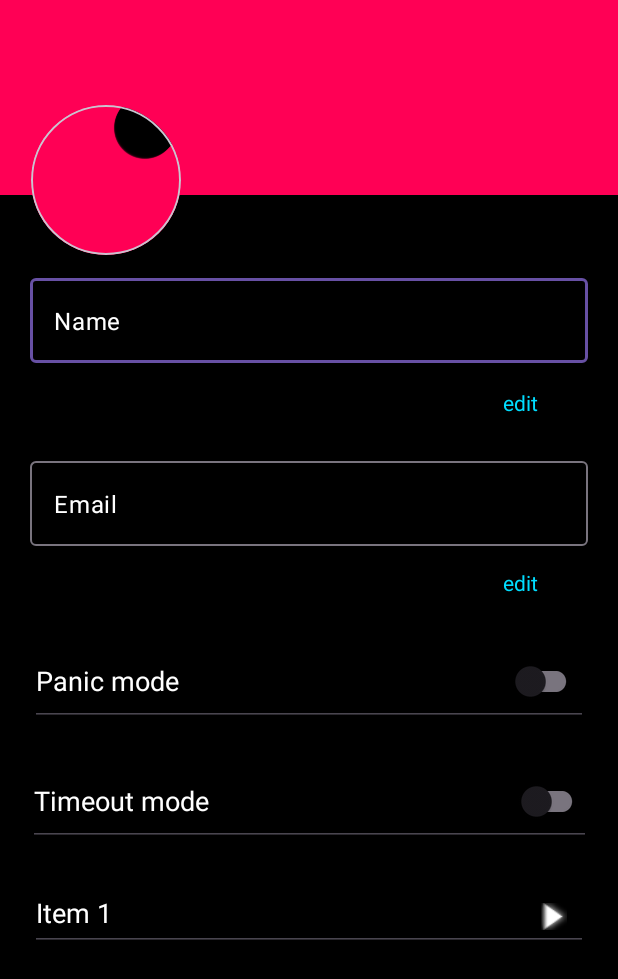
After one commit to Artix67/GetItDoneOrElse, an Android app: the layout setting_kevin.xml on its own in the app's theme, with its tools: preview values and no code run, on a phone screen of 412 x 824 dp. The commit adds this screen. Shown: the top 979 px of the screen. Run offline under Robolectric (Android 15) with nearby library versions, the phone set to English and light mode, and no system bars.

Commit message:
Settings layout
worked on setting layout for the application

```diff
--- a/app/src/main/AndroidManifest.xml
+++ b/app/src/main/AndroidManifest.xml
@@ -2,7 +2,8 @@
 <manifest xmlns:android="http://schemas.android.com/apk/res/android"
     xmlns:tools="http://schemas.android.com/tools">
 
-    <uses-permission android:name="android.permission.INTERNET"/>
+    <uses-permission android:name="android.permission.INTERNET" />
+
     <application
         android:allowBackup="true"
         android:dataExtractionRules="@xml/data_extraction_rules"
@@ -13,6 +14,9 @@
         android:supportsRtl="true"
         android:theme="@style/Theme.GetItDoneOrElseApplication"
         tools:targetApi="31">
+        <activity
+            android:name=".settings.SettingsActivity"
+            android:exported="false" />
         <activity
             android:name=".MainActivityApplication"
             android:exported="true">
@@ -50,7 +54,8 @@
                 <category android:name="android.intent.category.LAUNCHER" />
             </intent-filter>
         </activity>
-        <activity android:name=".login.RegistrationScreen"
+        <activity
+            android:name=".login.RegistrationScreen"
             android:exported="true">
             <intent-filter>
                 <action android:name="android.intent.action.MAIN" />
@@ -63,31 +68,26 @@
             android:exported="false" />
         <activity
             android:name=".login.MainActivityMiki"
-            android:exported="true">
-
-        </activity>
+            android:exported="true"></activity>
 
         <meta-data
             android:name="preloaded_fonts"
             android:resource="@array/preloaded_fonts" />
 
-
         <activity
             android:name=".natalie.DismissActivity"
-            android:theme="@style/Theme.Gide.Dismiss"
-            android:exported="true">
+            android:exported="true"
+            android:theme="@style/Theme.Gide.Dismiss">
             <intent-filter>
                 <action android:name="android.intent.action.MAIN" />
+
                 <category android:name="android.intent.category.LAUNCHER" />
             </intent-filter>
         </activity>
-
         <activity
             android:name=".natalie.RandomActivity"
-            android:theme="@style/Theme.Gide.Random"
-            android:exported="true">
-        </activity>
-
+            android:exported="true"
+            android:theme="@style/Theme.Gide.Random"></activity>
     </application>
 
 </manifest>
--- /dev/null
+++ b/app/src/main/java/com/example/getitdoneorelseapplication/settings/SettingsActivity.java
@@ -0,0 +1,15 @@
+package com.example.getitdoneorelseapplication.settings;
+
+import androidx.appcompat.app.AppCompatActivity;
+
+import android.os.Bundle;
+
+import com.example.getitdoneorelseapplication.R;
+
+public class SettingsActivity extends AppCompatActivity {
+
+    @Override
+    protected void onCreate(Bundle savedInstanceState) {
+        super.onCreate(savedInstanceState);
+    }
+}
--- /dev/null
+++ b/app/src/main/res/layout/setting_kevin.xml
@@ -0,0 +1,193 @@
+<?xml version="1.0" encoding="utf-8"?>
+<androidx.constraintlayout.widget.ConstraintLayout
+    android:id="@+id/parentView"
+    xmlns:android="http://schemas.android.com/apk/res/android"
+    xmlns:app="http://schemas.android.com/apk/res-auto"
+    xmlns:tools="http://schemas.android.com/tools"
+    android:layout_width="match_parent"
+    android:layout_height="match_parent"
+    android:background="@color/black"
+    tools:context=".settings.SettingsActivity">
+
+    <RelativeLayout
+        android:layout_width="match_parent"
+        android:layout_height="130dp"
+        android:layout_weight="48"
+        android:background="@color/redPink"
+        app:layout_constraintEnd_toEndOf="parent"
+        app:layout_constraintStart_toStartOf="parent"
+        app:layout_constraintTop_toTopOf="parent"/>
+    <com.google.android.material.circularreveal.cardview.CircularRevealCardView
+        android:layout_width="100dp"
+        android:layout_height="100dp"
+        android:layout_marginStart="20dp"
+        android:layout_marginTop="80dp"
+        android:layout_marginEnd="291dp"
+        android:layout_marginBottom="20dp"
+        app:cardCornerRadius="80dp"
+        app:layout_constraintBottom_toTopOf="@+id/nameTextfield"
+        app:layout_constraintEnd_toEndOf="parent"
+        app:layout_constraintStart_toStartOf="parent"
+        app:layout_constraintTop_toTopOf="parent">
+
+        <ImageView
+            android:id="@+id/imageView4"
+            android:layout_width="match_parent"
+            android:layout_height="match_parent"
+            android:scaleType="centerCrop"
+            android:src="@drawable/backdroplog"/>
+    </com.google.android.material.circularreveal.cardview.CircularRevealCardView>
+
+    <com.google.android.material.textfield.TextInputLayout
+        android:id="@+id/nameTextfield"
+        android:layout_width="0dp"
+        android:layout_height="wrap_content"
+        android:layout_marginStart="20dp"
+        android:layout_marginTop="180dp"
+        android:layout_marginEnd="20dp"
+        app:layout_constraintEnd_toEndOf="parent"
+        app:layout_constraintStart_toStartOf="parent"
+        app:layout_constraintTop_toTopOf="parent">
+
+        <com.google.android.material.textfield.TextInputEditText
+            android:id="@+id/textInputEditText"
+            android:layout_width="match_parent"
+            android:layout_height="wrap_content"
+            android:text="Name"
+            android:textColor="@color/white" />
+
+    </com.google.android.material.textfield.TextInputLayout>
+
+    <Button
+        android:id="@+id/editNameButton"
+        style="@style/Widget.Material3.Button.TextButton"
+        android:layout_width="90dp"
+        android:layout_height="53dp"
+        android:layout_marginStart="301dp"
+        android:layout_marginEnd="20dp"
+        android:layout_weight="1"
+        android:text="edit"
+        android:textAppearance="@style/TextAppearance.AppCompat.Small"
+        android:textColor="@android:color/holo_blue_bright"
+        app:layout_constraintEnd_toEndOf="parent"
+        app:layout_constraintStart_toStartOf="parent"
+        app:layout_constraintTop_toBottomOf="@+id/nameTextfield" />
+
+    <com.google.android.material.textfield.TextInputLayout
+        android:id="@+id/emailTextField"
+        android:layout_width="match_parent"
+        android:layout_height="wrap_content"
+        android:layout_marginStart="20dp"
+        android:layout_marginTop="60dp"
+        android:layout_marginEnd="20dp"
+        app:layout_constraintEnd_toEndOf="parent"
+        app:layout_constraintStart_toStartOf="parent"
+        app:layout_constraintTop_toBottomOf="@+id/nameTextfield">
+
+        <com.google.android.material.textfield.TextInputEditText
+            android:layout_width="match_parent"
+            android:layout_height="wrap_content"
+            android:text="Email"
+            android:textColor="@color/white" />
+    </com.google.android.material.textfield.TextInputLayout>
+
+    <Button
+        android:id="@+id/editEmailButton"
+        style="@style/Widget.Material3.Button.TextButton"
+        android:layout_width="94dp"
+        android:layout_height="49dp"
+        android:layout_marginStart="301dp"
+        android:layout_marginEnd="20dp"
+        android:layout_weight="1"
+        android:text="edit"
+        android:textAppearance="@style/TextAppearance.AppCompat.Small"
+        android:textColor="@android:color/holo_blue_bright"
+        app:layout_constraintEnd_toEndOf="parent"
+        app:layout_constraintStart_toStartOf="parent"
+        app:layout_constraintTop_toBottomOf="@+id/emailTextField" />
+
+    <EditText
+        android:id="@+id/editTextText"
+        android:layout_width="0dp"
+        android:layout_height="60dp"
+        android:layout_marginStart="20dp"
+        android:layout_marginTop="60dp"
+        android:layout_marginEnd="20dp"
+        android:ems="10"
+        android:inputType="text"
+        android:text="Panic mode"
+        android:textColor="@color/white"
+        app:layout_constraintEnd_toEndOf="parent"
+        app:layout_constraintStart_toStartOf="parent"
+        app:layout_constraintTop_toBottomOf="@+id/emailTextField" />
+
+    <com.google.android.material.switchmaterial.SwitchMaterial
+        android:id="@+id/theme1Switch"
+        android:layout_width="98dp"
+        android:layout_height="49dp"
+        android:layout_marginEnd="24dp"
+        app:layout_constraintBottom_toBottomOf="@+id/editTextText"
+        app:layout_constraintEnd_toEndOf="parent"
+        app:layout_constraintHorizontal_bias="0.264"
+        app:layout_constraintLeft_toLeftOf="parent"
+        app:layout_constraintRight_toRightOf="parent"
+        app:layout_constraintTop_toTopOf="@+id/editTextText" />
+
+    <EditText
+        android:id="@+id/editTextText2"
+        android:layout_width="375dp"
+        android:layout_height="60dp"
+        android:layout_marginStart="20dp"
+        android:layout_marginTop="20dp"
+        android:layout_marginEnd="20dp"
+        android:ems="10"
+        android:inputType="text"
+        android:text="Timeout mode"
+        android:textColor="@color/white"
+        app:layout_constraintEnd_toEndOf="parent"
+        app:layout_constraintStart_toStartOf="parent"
+        app:layout_constraintTop_toBottomOf="@+id/editTextText" />
+
+    <com.google.android.material.switchmaterial.SwitchMaterial
+        android:id="@+id/themeSwitch"
+        android:layout_width="87dp"
+        android:layout_height="54dp"
+        android:layout_marginEnd="20dp"
+        app:layout_constraintBottom_toBottomOf="@+id/editTextText2"
+        app:layout_constraintEnd_toEndOf="parent"
+        app:layout_constraintHorizontal_bias="0.264"
+        app:layout_constraintLeft_toLeftOf="parent"
+        app:layout_constraintRight_toRightOf="parent"
+        app:layout_constraintTop_toTopOf="@+id/editTextText2" />
+
+    <EditText
+        android:id="@+id/editTextText3"
+        android:layout_width="0dp"
+        android:layout_height="50dp"
+        android:layout_marginStart="20dp"
+        android:layout_marginTop="20dp"
+        android:layout_marginEnd="20dp"
+        android:ems="10"
+        android:inputType="text"
+        android:text="Item 1"
+        android:textColor="@color/white"
+        app:layout_constraintEnd_toEndOf="parent"
+        app:layout_constraintStart_toStartOf="parent"
+        app:layout_constraintTop_toBottomOf="@+id/editTextText2" />
+
+    <Button
+        android:id="@+id/button4"
+        style="@style/Widget.Material3.Button.TextButton.Icon"
+        android:layout_width="46dp"
+        android:layout_height="47dp"
+        android:rotation="-90"
+        android:rotationX="0"
+        android:rotationY="0"
+        app:icon="@android:drawable/arrow_down_float"
+        app:iconTint="@color/white"
+        app:layout_constraintBottom_toBottomOf="@+id/editTextText3"
+        app:layout_constraintEnd_toEndOf="@+id/editTextText3"
+        app:layout_constraintTop_toTopOf="@+id/editTextText3" />
+
+
+</androidx.constraintlayout.widget.ConstraintLayout>
--- a/app/src/main/res/values/strings.xml
+++ b/app/src/main/res/values/strings.xml
@@ -45,9 +45,9 @@
     <string name="to_sign_up">Sign Up!</string>
     <string name="Gide">Gide</string>
     <string name="dismiss">DISMISS</string>
-    <string name="TASK" >Take Out Trash</string>
-    <string name="MESSAGE" >DON\'T FORGET TO DO THE LAUNDRY</string>
-    <string name="imageview" >imageview</string>
+    <string name="TASK">Take Out Trash</string>
+    <string name="MESSAGE">DON\'T FORGET TO DO THE LAUNDRY</string>
+    <string name="imageview">imageview</string>
     <string name="exit_button">Exit Button</string>
     <string name="random">RANDOM</string>
     <string name="google">google</string>
```
